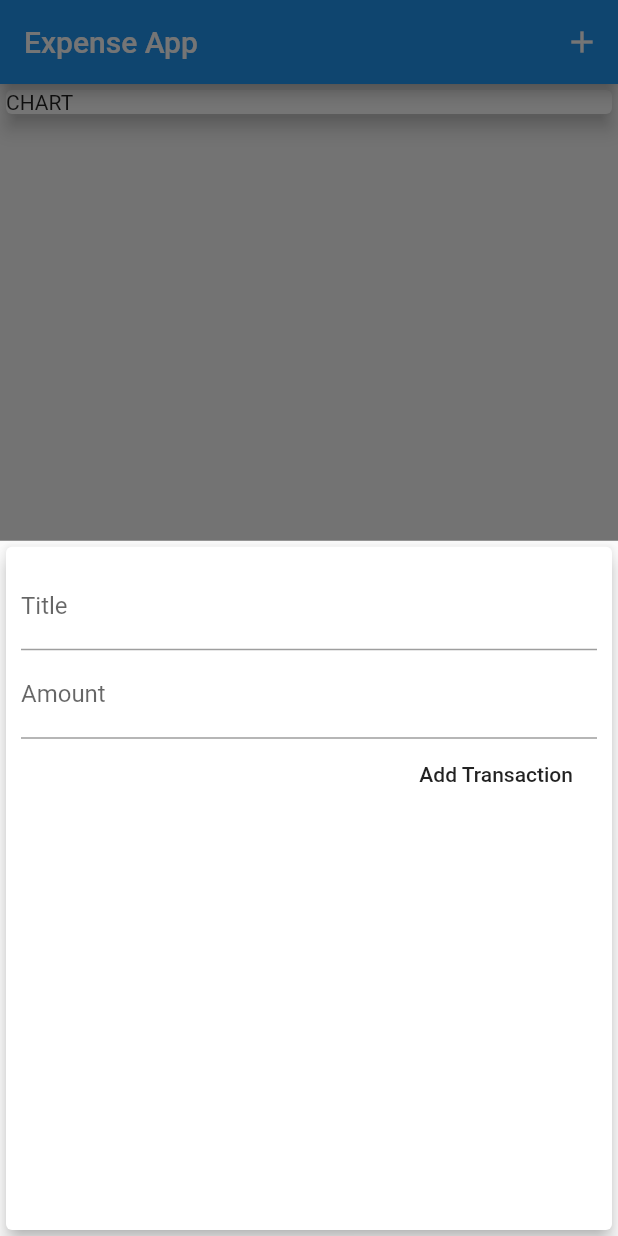
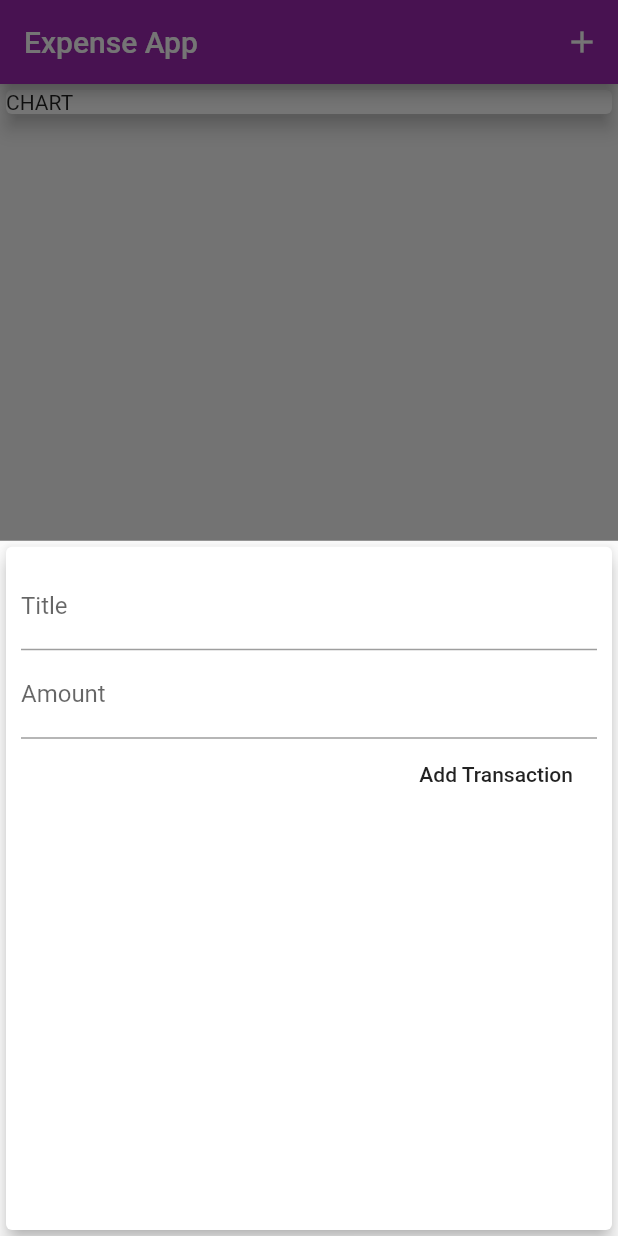
Before and after one commit to ny6/flutter-expense-app, a Flutter app: the screen it shows after launch, after a tap on the "add" icon, on a phone screen of 412 x 824 dp. Run offline on Flutter 3.47's test engine with Material 2 defaults, Android fonts, the phone set to English and light mode, and no system bars.

Commit message:
one where minor theming

```diff
--- a/lib/main.dart
+++ b/lib/main.dart
@@ -10,7 +10,11 @@ class MyApp extends StatelessWidget {
   @override
   Widget build(BuildContext context) {
     return MaterialApp(
-      theme: ThemeData.light(),
+      theme: ThemeData(
+        brightness: Brightness.light,
+        primarySwatch: Colors.purple,
+        accentColor: Colors.amber,
+      ),
       darkTheme: ThemeData.dark(),
       home: MyHomePage(),
     );
--- a/lib/models/transaction.dart
+++ b/lib/models/transaction.dart
@@ -1,5 +1,4 @@
 import 'package:flutter/material.dart';
-import 'package:intl/intl.dart';
 
 class Transaction {
   final String id;
@@ -13,41 +12,4 @@ class Transaction {
     @required this.amount,
     @required this.date,
   });
-
-  Card getTransactionCard() => Card(
-        child: Row(
-          children: <Widget>[
-            Container(
-              margin: EdgeInsets.symmetric(vertical: 10, horizontal: 15),
-              padding: EdgeInsets.all(10),
-              decoration: BoxDecoration(
-                border: Border.all(
-                  color: Colors.black,
-                  width: 2,
-                ),
-              ),
-              child: Text(
-                '\$${amount.toStringAsFixed(2)}',
-                style: TextStyle(
-                  fontWeight: FontWeight.bold,
-                  fontSize: 16,
-                ),
-              ),
-            ),
-            Column(
-              crossAxisAlignment: CrossAxisAlignment.start,
-              children: <Widget>[
-                Text(
-                  title,
-                  style: TextStyle(
-                    fontWeight: FontWeight.bold,
-                    fontSize: 20,
-                  ),
-                ),
-                Text(DateFormat.yMMMd().format(date)),
-              ],
-            )
-          ],
-        ),
-      );
 }
```
Also changed, not shown: lib/utils/helper.dart (added, +13 -0 lines), lib/widgets/transaction_list.dart (+40 -1 lines).
